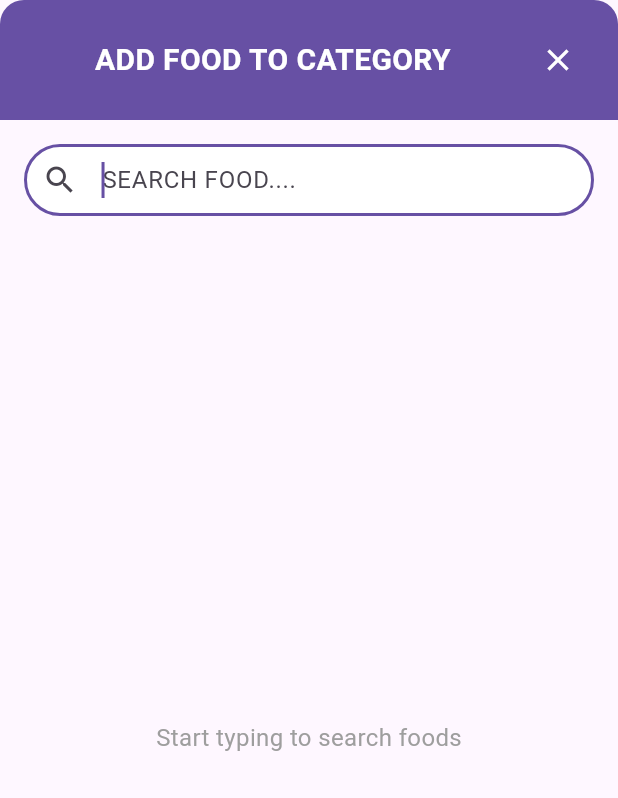
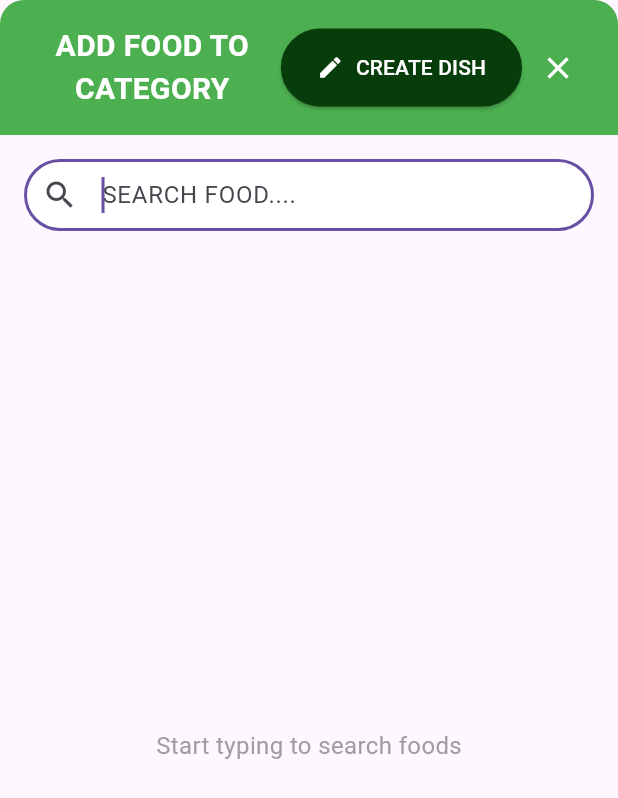
Before and after one commit to hungrx/hungrx_web, a Flutter app: the FoodSearchContent widget shown alone on an empty page, opened directly with empty values, on a phone screen of 412 x 824 dp. Shown: the top 798 px of the screen. Run offline on Flutter 3.47's test engine with Material 3 defaults, Android fonts, the phone set to English and light mode, and no system bars; our stand-ins replace dartz, equatable, flutter_bloc, flutter_hooks, go_router; missing offline and left inert: image_network, image_picker_web.

Commit message:
flutter host

```diff
--- a/lib/presentation/pages/menu_page/widget/food_search_dialog.dart
+++ b/lib/presentation/pages/menu_page/widget/food_search_dialog.dart
@@ -2,16 +2,21 @@ import 'dart:async';
 import 'package:flutter/material.dart';
 import 'package:flutter_bloc/flutter_bloc.dart';
 import 'package:hungrx_web/data/datasource/api/menu_api/add_food_category_api.dart';
+import 'package:hungrx_web/data/datasource/api/menu_api/dish_api_service.dart';
 import 'package:hungrx_web/data/datasource/api/menu_api/quick_search_api.dart';
 import 'package:hungrx_web/data/repositories/menu_repo/add_food_category_repository.dart';
+import 'package:hungrx_web/data/repositories/menu_repo/dish_repository.dart';
 import 'package:hungrx_web/data/repositories/menu_repo/quick_search_repository.dart';
 import 'package:hungrx_web/data/models/menu_models/quick_search_response.dart';
+import 'package:hungrx_web/domain/usecase/manu_usecase/create_new_dish_usecase.dart';
 import 'package:hungrx_web/presentation/bloc/add_food_to_category/add_food_to_category_bloc.dart';
+import 'package:hungrx_web/presentation/bloc/create_new_dish/create_new_dish_bloc.dart';
 import 'package:hungrx_web/presentation/bloc/get_dishes_by%20category/get_dishes_by_category_bloc.dart';
 import 'package:hungrx_web/presentation/bloc/get_dishes_by%20category/get_dishes_by_category_event.dart';
 import 'package:hungrx_web/presentation/bloc/menu_quick_search/menu_quick_search_dialog_bloc.dart';
 import 'package:hungrx_web/presentation/bloc/menu_quick_search/menu_quick_search_dialog_event.dart';
 import 'package:hungrx_web/presentation/bloc/menu_quick_search/menu_quick_search_dialog_state.dart';
+import 'package:hungrx_web/presentation/pages/menu_page/widget/create_dish_dialog.dart';
 import 'package:hungrx_web/presentation/pages/menu_page/widget/dish_add_button_in_dialog.dart';
 
 class FoodSearchDialog extends StatelessWidget {
@@ -143,11 +148,12 @@ class _FoodSearchContentState extends State<FoodSearchContent> {
   Widget _buildHeader() {
     return Container(
       padding: const EdgeInsets.all(16),
-      decoration: BoxDecoration(
-        color: Theme.of(context).primaryColor,
-        borderRadius: const BorderRadius.vertical(top: Radius.circular(16)),
+      decoration: const BoxDecoration(
+        color: Colors.green,
+        borderRadius: BorderRadius.vertical(top: Radius.circular(16)),
       ),
       child: Row(
+        mainAxisAlignment: MainAxisAlignment.spaceAround,
         children: [
           const Expanded(
             child: Text(
@@ -158,6 +164,45 @@ class _FoodSearchContentState extends State<FoodSearchContent> {
                 fontWeight: FontWeight.bold,
               ),
               textAlign: TextAlign.center,
+            ),
+          ),
+          ElevatedButton.icon(
+            onPressed: () {
+              showDialog(
+                context: context,
+                builder: (context) => BlocProvider(
+                  create: (context) => CreateDishBloc(
+                    CreateNewDishUseCase(
+                      DishRepository(
+                        DishApiService(),
+                      ),
+                    ),
+                  ),
+                  child: CreateDishDialog(
+                    restaurantId:
+                        widget.restaurantId, // Pass your restaurant ID
+                    menuId: widget.menuId, // Pass your menu ID
+                  ),
+                ),
+              );
+
+              // Handle adding new dish
+            },
+            icon: const Icon(Icons.create),
+            label: const Text(
+              'CREATE DISH',
+              style: TextStyle(fontSize: 14),
+            ),
+            style: ElevatedButton.styleFrom(
+              backgroundColor: const Color.fromARGB(255, 7, 61, 10),
+              foregroundColor: Colors.white,
+              padding: const EdgeInsets.symmetric(
+                horizontal: 24,
+                vertical: 16,
+              ),
+              shape: RoundedRectangleBorder(
+                borderRadius: BorderRadius.circular(30),
+              ),
             ),
           ),
           IconButton(
@@ -373,7 +418,6 @@ class FoodSearchTile extends StatefulWidget {
 }
 
 class _FoodSearchTileState extends State<FoodSearchTile> {
-
   void _loadCategoryDishes(String categoryId) {
     context.read<GetDishesByCategoryBloc>().add(
           FetchDishesByCategoryEvent(
@@ -441,7 +485,8 @@ class _FoodSearchTileState extends State<FoodSearchTile> {
             children: [
               _buildCategoryChip(widget.dish.category!),
               if (widget.dish.subcategory != null)
-                _buildCategoryChip(widget.dish.subcategory!, isSubCategory: true),
+                _buildCategoryChip(widget.dish.subcategory!,
+                    isSubCategory: true),
             ],
           ),
       ],
@@ -481,5 +526,4 @@ class _FoodSearchTileState extends State<FoodSearchTile> {
       onDishAdded: () => _loadCategoryDishes(widget.categoryId),
     );
   }
-
 }
```
Also changed, not shown: firebase.json (added), 4 other files. Lines whose indentation alone changed are shown as unchanged.
